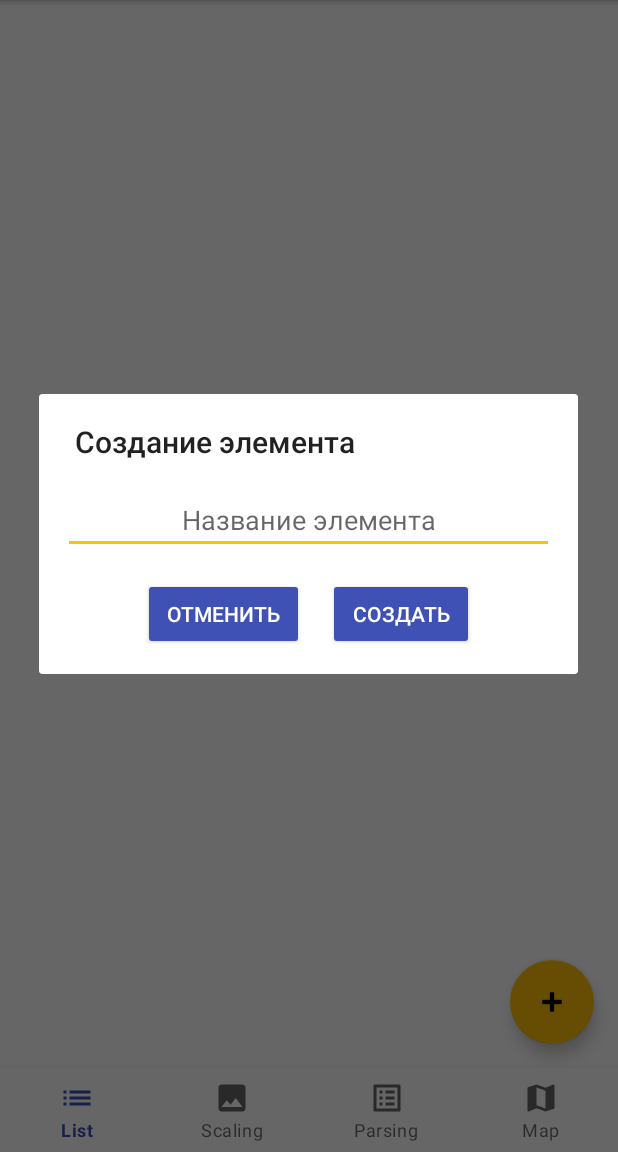
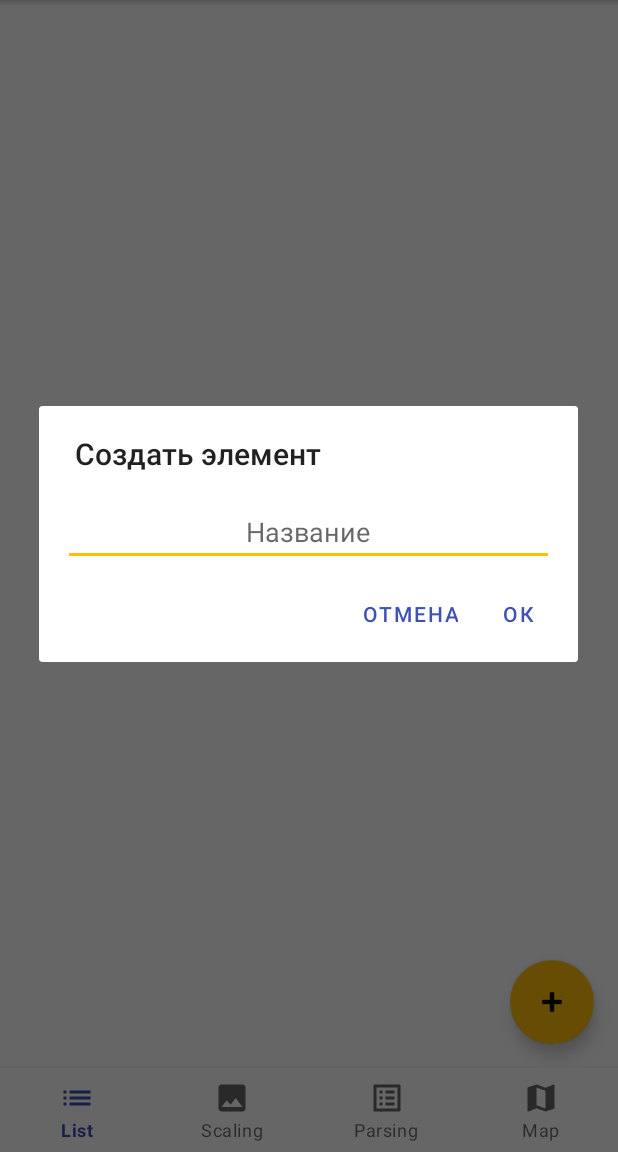
Before and after one commit to CesPaul/LSPM, an Android app: the screen it shows after launch (MainActivity), after a tap on an icon or button, on a phone screen of 412 x 824 dp, the part 84-1236 px from its top. Run offline under Robolectric (Android 15) with nearby library versions, the phone set to English and light mode, and no system bars; our stand-ins replace Dagger/Hilt's generated code, Room's generated code; libraries missing offline, so code that uses them is left out: com.mapbox.mapboxsdk; network calls fail; 1 statement that could not run was skipped.

Commit message:
Добавлена поддержка Английского языка в локали. List: изменено оформление кнопок диалогов.

```diff
--- a/app/src/main/res/layout/dialog_add_list_item.xml
+++ b/app/src/main/res/layout/dialog_add_list_item.xml
@@ -19,24 +19,23 @@
         android:maxLength="30" />
 
     <LinearLayout
-        android:layout_width="wrap_content"
+        android:layout_width="match_parent"
         android:layout_height="wrap_content"
+        android:gravity="end"
         android:orientation="horizontal">
 
         <Button
             android:id="@+id/cancelAddButton"
-            style="@style/Widget.AppCompat.Button.Colored"
+            style="@style/Widget.MaterialComponents.Button.TextButton.Dialog.Flush"
             android:layout_width="wrap_content"
             android:layout_height="wrap_content"
-            android:layout_margin="@dimen/base_grid_size"
             android:text="@string/revert_add_item" />
 
         <Button
             android:id="@+id/confirmAddButton"
-            style="@style/Widget.AppCompat.Button.Colored"
+            style="@style/Widget.MaterialComponents.Button.TextButton.Dialog.Flush"
             android:layout_width="wrap_content"
             android:layout_height="wrap_content"
-            android:layout_margin="@dimen/base_grid_size"
             android:text="@string/done_add_item" />
     </LinearLayout>
 </LinearLayout>
--- a/app/src/main/res/values/strings.xml
+++ b/app/src/main/res/values/strings.xml
@@ -1,30 +1,30 @@
 <resources>
-    <string name="app_name">LSPM</string>
+    <string name="app_name" translatable="false">LSPM</string>
 
     <!-- region List Fragment -->
     <!-- Dialogs -->
-    <string name="add_title">Создание элемента</string>
-    <string name="add_item_name">Название элемента</string>
-    <string name="done_add_item">Создать</string>
-    <string name="revert_add_item">Отменить</string>
+    <string name="add_title">Создать элемент</string>
+    <string name="add_item_name">Название</string>
+    <string name="done_add_item">Ок</string>
+    <string name="revert_add_item">Отмена</string>
 
-    <string name="delete_title">Удаление элемента</string>
-    <string name="done_delete_item">Удалить</string>
-    <string name="revert_delete_item">Отменить</string>
+    <string name="delete_title">Удалить элемент</string>
+    <string name="done_delete_item">Ок</string>
+    <string name="revert_delete_item">Отмена</string>
 
-    <string name="edit_title">Редактирование элемента</string>
-    <string name="edit_item_name">Новое название элемента</string>
-    <string name="done_edit_item">Изменить</string>
-    <string name="revert_edit_item">Отменить</string>
+    <string name="edit_title">Изменить элемент</string>
+    <string name="edit_item_name">Новое название</string>
+    <string name="done_edit_item">Ок</string>
+    <string name="revert_edit_item">Отмена</string>
 
     <!-- Bottom Navigation -->
-    <string name="bottom_navigation_list">List</string>
-    <string name="bottom_navigation_scaling">Scaling</string>
-    <string name="bottom_navigation_parsing">Parsing</string>
-    <string name="bottom_navigation_map">Map</string>
+    <string name="bottom_navigation_list" translatable="false">List</string>
+    <string name="bottom_navigation_scaling" translatable="false">Scaling</string>
+    <string name="bottom_navigation_parsing" translatable="false">Parsing</string>
+    <string name="bottom_navigation_map" translatable="false">Map</string>
 
     <!-- Context Menu Long Click Items -->
-    <string name="long_menu_edit">Редактировать</string>
+    <string name="long_menu_edit">Изменить</string>
     <string name="long_menu_delete">Удалить</string>
 
     <!-- Toast Messages -->
@@ -40,10 +40,10 @@
     <!-- endregion -->
 
     <!-- region Map -->
-    <string name="map_token">pk.eyJ1IjoiY2VzcGF1bCIsImEiOiJja2ZtYWY4eDUxMHZwMnJuenF3eDB4NDVyIn0.4e5QVO7v7Gz0I2TO0w1sqg</string>
+    <string name="map_token" translatable="false">pk.eyJ1IjoiY2VzcGF1bCIsImEiOiJja2ZtYWY4eDUxMHZwMnJuenF3eDB4NDVyIn0.4e5QVO7v7Gz0I2TO0w1sqg</string>
 
     <string name="user_location_permission_not_granted">Отсутствуют разрешения на геолокацию</string>
     <string name="user_location_permission_request">Запросить</string>
-    <string name="user_location_do_not_locate">Геопозиция не может быть определена</string>
+    <string name="user_location_do_not_locate">Геопозиция не определена</string>
     <!-- endregion -->
 </resources>
```
Also changed, not shown: app/src/main/res/layout/dialog_delete_list_item.xml (+3 -5 lines), app/src/main/res/layout/dialog_edit_list_item.xml (+4 -8 lines), 1 other file.
